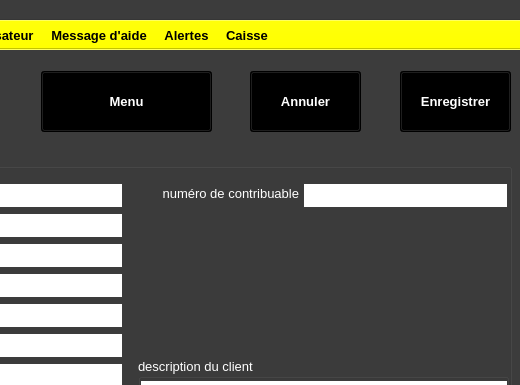
xnoumbissinoundou/yeroth-erp-3.0, file ui/yeroth-erp-creer-nouveau-client-window.ui: the form before one commit; both pictures show x 277 to 797 and y 0 to 385 of the 797 by 599 pixel window.
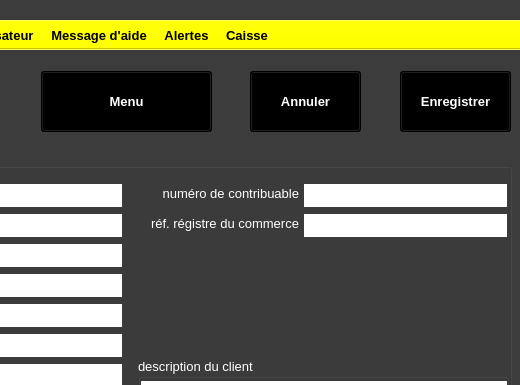
The form after the commit. Icons and pictures are not drawn. Custom widgets are drawn as their Qt base class.

Patch:
```diff
--- a/ui/yeroth-erp-creer-nouveau-client-window.ui
+++ b/ui/yeroth-erp-creer-nouveau-client-window.ui
@@ -9778,6 +9778,522 @@
       <string notr="true">border: 1px solid rgb(60, 60, 60);</string>
      </property>
     </widget>
+    <widget class="QLabel" name="label_reference_registre_du_commerce">
+     <property name="geometry">
+      <rect>
+       <x>414</x>
+       <y>65</y>
+       <width>151</width>
+       <height>21</height>
+      </rect>
+     </property>
+     <property name="font">
+      <font>
+       <pointsize>10</pointsize>
+       <weight>50</weight>
+       <bold>false</bold>
+      </font>
+     </property>
+     <property name="layoutDirection">
+      <enum>Qt::LeftToRight</enum>
+     </property>
+     <property name="text">
+      <string>réf. régistre du commerce</string>
+     </property>
+     <property name="alignment">
+      <set>Qt::AlignRight|Qt::AlignTrailing|Qt::AlignVCenter</set>
+     </property>
+    </widget>
+    <widget class="YerothLineEdit" name="lineEdit_client_reference_registre_du_commerce">
+     <property name="enabled">
+      <bool>true</bool>
+     </property>
+     <property name="geometry">
+      <rect>
+       <x>569</x>
+       <y>65</y>
+       <width>205</width>
+       <height>25</height>
+      </rect>
+     </property>
+     <property name="palette">
+      <palette>
+       <active>
+        <colorrole role="WindowText">
+         <brush brushstyle="SolidPattern">
+          <color alpha="255">
+           <red>0</red>
+           <green>0</green>
+           <blue>0</blue>
+          </color>
+         </brush>
+        </colorrole>
+        <colorrole role="Button">
+         <brush brushstyle="SolidPattern">
+          <color alpha="255">
+           <red>255</red>
+           <green>255</green>
+           <blue>255</blue>
+          </color>
+         </brush>
+        </colorrole>
+        <colorrole role="Light">
+         <brush brushstyle="SolidPattern">
+          <color alpha="255">
+           <red>255</red>
+           <green>255</green>
+           <blue>255</blue>
+          </color>
+         </brush>
+        </colorrole>
+        <colorrole role="Midlight">
+         <brush brushstyle="SolidPattern">
+          <color alpha="255">
+           <red>255</red>
+           <green>255</green>
+           <blue>255</blue>
+          </color>
+         </brush>
+        </colorrole>
+        <colorrole role="Dark">
+         <brush brushstyle="SolidPattern">
+          <color alpha="255">
+           <red>127</red>
+           <green>127</green>
+           <blue>127</blue>
+          </color>
+         </brush>
+        </colorrole>
+        <colorrole role="Mid">
+         <brush brushstyle="SolidPattern">
+          <color alpha="255">
+           <red>170</red>
+           <green>170</green>
+           <blue>170</blue>
+          </color>
+         </brush>
+        </colorrole>
+        <colorrole role="Text">
+         <brush brushstyle="SolidPattern">
+          <color alpha="255">
+           <red>0</red>
+           <green>0</green>
+           <blue>0</blue>
+          </color>
+         </brush>
+        </colorrole>
+        <colorrole role="BrightText">
+         <brush brushstyle="SolidPattern">
+          <color alpha="255">
+           <red>0</red>
+           <green>0</green>
+           <blue>0</blue>
+          </color>
+         </brush>
+        </colorrole>
+        <colorrole role="ButtonText">
+         <brush brushstyle="SolidPattern">
+          <color alpha="255">
+           <red>0</red>
+           <green>0</green>
+           <blue>0</blue>
+          </color>
+         </brush>
+        </colorrole>
+        <colorrole role="Base">
+         <brush brushstyle="SolidPattern">
+          <color alpha="255">
+           <red>255</red>
+           <green>255</green>
+           <blue>255</blue>
+          </color>
+         </brush>
+        </colorrole>
+        <colorrole role="Window">
+         <brush brushstyle="SolidPattern">
+          <color alpha="255">
+           <red>255</red>
+           <green>255</green>
+           <blue>255</blue>
+          </color>
+         </brush>
+        </colorrole>
+        <colorrole role="Shadow">
+         <brush brushstyle="SolidPattern">
+          <color alpha="255">
+           <red>0</red>
+           <green>0</green>
+           <blue>0</blue>
+          </color>
+         </brush>
+        </colorrole>
+        <colorrole role="Highlight">
+         <brush brushstyle="SolidPattern">
+          <color alpha="255">
+           <red>255</red>
+           <green>255</green>
+           <blue>255</blue>
+          </color>
+         </brush>
+        </colorrole>
+        <colorrole role="HighlightedText">
+         <brush brushstyle="SolidPattern">
+          <color alpha="255">
+           <red>2</red>
+           <green>160</green>
+           <blue>70</blue>
+          </color>
+         </brush>
+        </colorrole>
+        <colorrole role="AlternateBase">
+         <brush brushstyle="SolidPattern">
+          <color alpha="255">
+           <red>255</red>
+           <green>255</green>
+           <blue>255</blue>
+          </color>
+         </brush>
+        </colorrole>
+        <colorrole role="ToolTipBase">
+         <brush brushstyle="SolidPattern">
+          <color alpha="255">
+           <red>255</red>
+           <green>255</green>
+           <blue>220</blue>
+          </color>
+         </brush>
+        </colorrole>
+        <colorrole role="ToolTipText">
+         <brush brushstyle="SolidPattern">
+          <color alpha="255">
+           <red>0</red>
+           <green>0</green>
+           <blue>0</blue>
+          </color>
+         </brush>
+        </colorrole>
+       </active>
+       <inactive>
+        <colorrole role="WindowText">
+         <brush brushstyle="SolidPattern">
+          <color alpha="255">
+           <red>0</red>
+           <green>0</green>
+           <blue>0</blue>
+          </color>
+         </brush>
+        </colorrole>
+        <colorrole role="Button">
+         <brush brushstyle="SolidPattern">
+          <color alpha="255">
+           <red>255</red>
+           <green>255</green>
+           <blue>255</blue>
+          </color>
+         </brush>
+        </colorrole>
+        <colorrole role="Light">
+         <brush brushstyle="SolidPattern">
+          <color alpha="255">
+           <red>255</red>
+           <green>255</green>
+           <blue>255</blue>
+          </color>
+         </brush>
+        </colorrole>
+        <colorrole role="Midlight">
+         <brush brushstyle="SolidPattern">
+          <color alpha="255">
+           <red>255</red>
+           <green>255</green>
+           <blue>255</blue>
+          </color>
+         </brush>
+        </colorrole>
+        <colorrole role="Dark">
+         <brush brushstyle="SolidPattern">
+          <color alpha="255">
+           <red>127</red>
+           <green>127</green>
+           <blue>127</blue>
+          </color>
+         </brush>
+        </colorrole>
+        <colorrole role="Mid">
+         <brush brushstyle="SolidPattern">
+          <color alpha="255">
+           <red>170</red>
+           <green>170</green>
+           <blue>170</blue>
+          </color>
+         </brush>
+        </colorrole>
+        <colorrole role="Text">
+         <brush brushstyle="SolidPattern">
+          <color alpha="255">
+           <red>0</red>
+           <green>0</green>
+           <blue>0</blue>
+          </color>
+         </brush>
+        </colorrole>
+        <colorrole role="BrightText">
+         <brush brushstyle="SolidPattern">
+          <color alpha="255">
+           <red>0</red>
+           <green>0</green>
+           <blue>0</blue>
+          </color>
+         </brush>
+        </colorrole>
+        <colorrole role="ButtonText">
+         <brush brushstyle="SolidPattern">
+          <color alpha="255">
+           <red>0</red>
+           <green>0</green>
+           <blue>0</blue>
+          </color>
+         </brush>
+        </colorrole>
+        <colorrole role="Base">
+         <brush brushstyle="SolidPattern">
+          <color alpha="255">
+           <red>255</red>
+           <green>255</green>
+           <blue>255</blue>
+          </color>
+         </brush>
+        </colorrole>
+        <colorrole role="Window">
+         <brush brushstyle="SolidPattern">
+          <color alpha="255">
+           <red>255</red>
+           <green>255</green>
+           <blue>255</blue>
+          </color>
+         </brush>
+        </colorrole>
+        <colorrole role="Shadow">
+         <brush brushstyle="SolidPattern">
+          <color alpha="255">
+           <red>0</red>
+           <green>0</green>
+           <blue>0</blue>
+          </color>
+         </brush>
+        </colorrole>
+        <colorrole role="Highlight">
+         <brush brushstyle="SolidPattern">
+          <color alpha="255">
+           <red>255</red>
+           <green>255</green>
+           <blue>255</blue>
+          </color>
+         </brush>
+        </colorrole>
+        <colorrole role="HighlightedText">
+         <brush brushstyle="SolidPattern">
+          <color alpha="255">
+           <red>2</red>
+           <green>160</green>
+           <blue>70</blue>
+          </color>
+         </brush>
+        </colorrole>
+        <colorrole role="AlternateBase">
+         <brush brushstyle="SolidPattern">
+          <color alpha="255">
+           <red>255</red>
+           <green>255</green>
+           <blue>255</blue>
+          </color>
+         </brush>
+        </colorrole>
+        <colorrole role="ToolTipBase">
+         <brush brushstyle="SolidPattern">
+          <color alpha="255">
+           <red>255</red>
+           <green>255</green>
+           <blue>220</blue>
+          </color>
+         </brush>
+        </colorrole>
+        <colorrole role="ToolTipText">
+         <brush brushstyle="SolidPattern">
+          <color alpha="255">
+           <red>0</red>
+           <green>0</green>
+           <blue>0</blue>
+          </color>
+         </brush>
+        </colorrole>
+       </inactive>
+       <disabled>
+        <colorrole role="WindowText">
+         <brush brushstyle="SolidPattern">
+          <color alpha="255">
+           <red>127</red>
+           <green>127</green>
+           <blue>127</blue>
+          </color>
+         </brush>
+        </colorrole>
+        <colorrole role="Button">
+         <brush brushstyle="SolidPattern">
+          <color alpha="255">
+           <red>255</red>
+           <green>255</green>
+           <blue>255</blue>
+          </color>
+         </brush>
+        </colorrole>
+        <colorrole role="Light">
+         <brush brushstyle="SolidPattern">
+          <color alpha="255">
+           <red>255</red>
+           <green>255</green>
+           <blue>255</blue>
+          </color>
+         </brush>
+        </colorrole>
+        <colorrole role="Midlight">
+         <brush brushstyle="SolidPattern">
+          <color alpha="255">
+           <red>255</red>
+           <green>255</green>
+           <blue>255</blue>
+          </color>
+         </brush>
+        </colorrole>
+        <colorrole role="Dark">
+         <brush brushstyle="SolidPattern">
+          <color alpha="255">
+           <red>127</red>
+           <green>127</green>
+           <blue>127</blue>
+          </color>
+         </brush>
+        </colorrole>
+        <colorrole role="Mid">
+         <brush brushstyle="SolidPattern">
+          <color alpha="255">
+           <red>170</red>
+           <green>170</green>
+           <blue>170</blue>
+          </color>
+         </brush>
+        </colorrole>
+        <colorrole role="Text">
+         <brush brushstyle="SolidPattern">
+          <color alpha="255">
+           <red>127</red>
+           <green>127</green>
+           <blue>127</blue>
+          </color>
+         </brush>
+        </colorrole>
+        <colorrole role="BrightText">
+         <brush brushstyle="SolidPattern">
+          <color alpha="255">
+           <red>0</red>
+           <green>0</green>
+           <blue>0</blue>
+          </color>
+         </brush>
+        </colorrole>
+        <colorrole role="ButtonText">
+         <brush brushstyle="SolidPattern">
+          <color alpha="255">
+           <red>127</red>
+           <green>127</green>
+           <blue>127</blue>
+          </color>
+         </brush>
+        </colorrole>
+        <colorrole role="Base">
+         <brush brushstyle="SolidPattern">
+          <color alpha="255">
+           <red>255</red>
+           <green>255</green>
+           <blue>255</blue>
+          </color>
+         </brush>
+        </colorrole>
+        <colorrole role="Window">
+         <brush brushstyle="SolidPattern">
+          <color alpha="255">
+           <red>255</red>
+           <green>255</green>
+           <blue>255</blue>
+          </color>
+         </brush>
+        </colorrole>
+        <colorrole role="Shadow">
+         <brush brushstyle="SolidPattern">
+          <color alpha="255">
+           <red>0</red>
+           <green>0</green>
+           <blue>0</blue>
+          </color>
+         </brush>
+        </colorrole>
+        <colorrole role="Highlight">
+         <brush brushstyle="SolidPattern">
+          <color alpha="255">
+           <red>145</red>
+           <green>145</green>
+           <blue>145</blue>
+          </color>
+         </brush>
+        </colorrole>
+        <colorrole role="HighlightedText">
+         <brush brushstyle="SolidPattern">
+          <color alpha="255">
+           <red>2</red>
+           <green>160</green>
+           <blue>70</blue>
+          </color>
+         </brush>
+        </colorrole>
+        <colorrole role="AlternateBase">
+         <brush brushstyle="SolidPattern">
+          <color alpha="255">
+           <red>255</red>
+           <green>255</green>
+           <blue>255</blue>
+          </color>
+         </brush>
+        </colorrole>
+        <colorrole role="ToolTipBase">
+         <brush brushstyle="SolidPattern">
+          <color alpha="255">
+           <red>255</red>
+           <green>255</green>
+           <blue>220</blue>
+          </color>
+         </brush>
+        </colorrole>
+        <colorrole role="ToolTipText">
+         <brush brushstyle="SolidPattern">
+          <color alpha="255">
+           <red>0</red>
+           <green>0</green>
+           <blue>0</blue>
+          </color>
+         </brush>
+        </colorrole>
+       </disabled>
+      </palette>
+     </property>
+     <property name="font">
+      <font>
+       <pointsize>10</pointsize>
+      </font>
+     </property>
+     <property name="styleSheet">
+      <string notr="true">border: 1px solid rgb(60, 60, 60);</string>
+     </property>
+    </widget>
    </widget>
   </widget>
   <widget class="QMenuBar" name="menubar_listerWindow">
```
